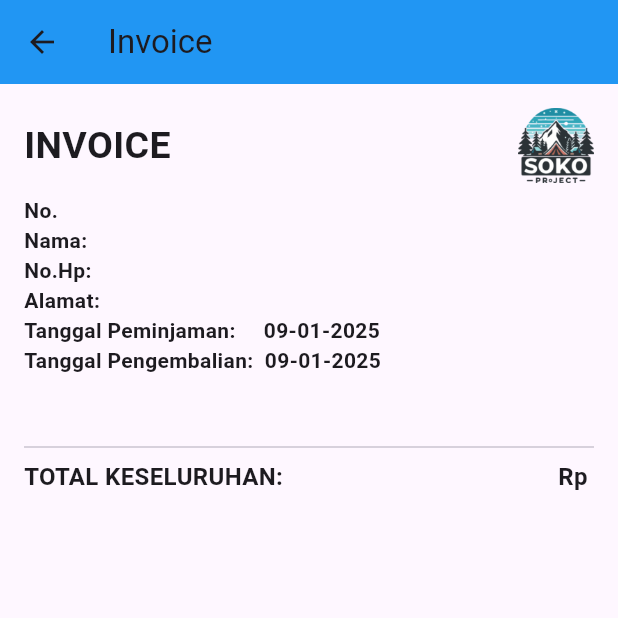
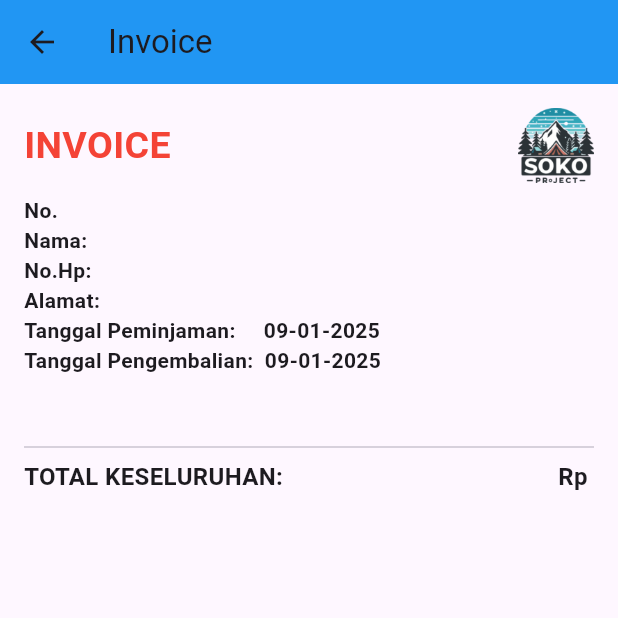
Before and after one commit to mc625/crud, a Flutter app: the InvoicePage screen opened directly with empty values, on a phone screen of 412 x 824 dp, the top half of it. Run offline on Flutter 3.47's test engine with Material 3 defaults, Android fonts, the phone set to English and light mode, and no system bars; our stand-ins replace cloud_firestore, firebase_core, fluttertoast; accounts and stored records are empty.

Commit message:
5th commit

```diff
--- a/lib/pages/invoice_page.dart
+++ b/lib/pages/invoice_page.dart
@@ -141,7 +141,9 @@ class InvoicePage extends StatelessWidget {
                   children: [
                     Text('INVOICE',
                         style: TextStyle(
-                            fontSize: 25, fontWeight: FontWeight.bold)),
+                            fontSize: 25,
+                            fontWeight: FontWeight.bold,
+                            color: Colors.red)),
                     Padding(
                       padding: const EdgeInsets.only(left: 8.0),
                       child: Image.asset(
```
